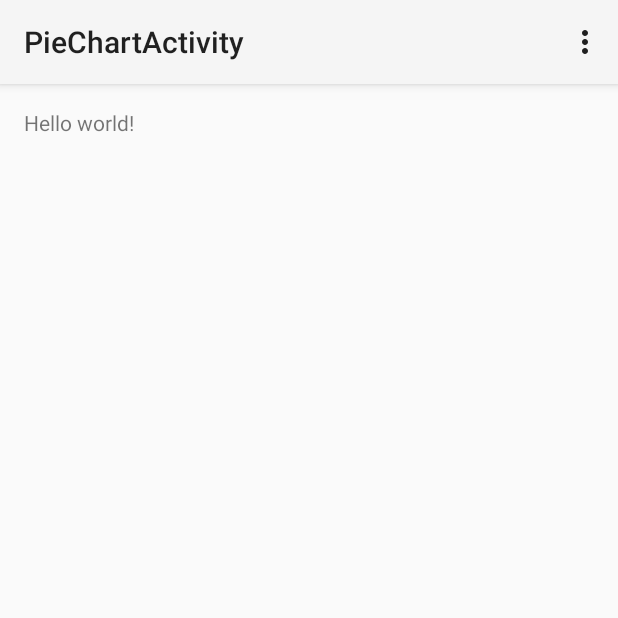
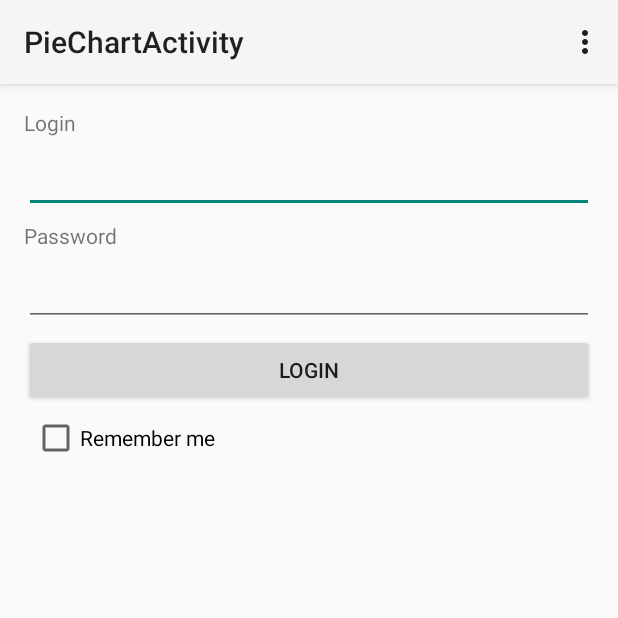
Before and after one commit to dlernatovich/AndroidSuppurtLibraryProject, an Android app: the PieChartActivity screen opened directly, with no data from a screen before it, on a phone screen of 412 x 824 dp, the top half of it. Run offline under Robolectric (Android 15) with nearby library versions, the phone set to English and light mode, and no system bars.

Commit message:
Minor changes

```diff
--- a/app/src/main/res/layout/activity_pie_chart.xml
+++ b/app/src/main/res/layout/activity_pie_chart.xml
@@ -8,9 +8,45 @@
     android:paddingBottom="@dimen/activity_vertical_margin"
     tools:context="artlite.com.androidsupportlibraryproject.ui.activities.PieChartActivity">
 
-    <TextView
-        android:text="@string/hello_world"
-        android:layout_width="wrap_content"
-        android:layout_height="wrap_content" />
+    <LinearLayout
+        android:layout_width="match_parent"
+        android:orientation="vertical"
+        android:layout_height="match_parent">
+
+        <TextView
+            android:text="Login"
+            android:layout_width="wrap_content"
+            android:layout_height="wrap_content" />
+
+        <EditText
+            android:layout_width="match_parent"
+            android:layout_marginTop="5dp"
+            android:layout_marginBottom="5dp"
+            android:layout_height="wrap_content" />
+
+        <TextView
+            android:text="Password"
+            android:layout_width="wrap_content"
+            android:layout_height="wrap_content" />
+
+        <EditText
+            android:layout_width="match_parent"
+            android:layout_marginTop="5dp"
+            android:layout_marginBottom="5dp"
+            android:inputType="textPassword"
+            android:layout_height="wrap_content" />
+
+        <Button
+            android:layout_width="match_parent"
+            android:layout_height="wrap_content"
+            android:text="Login" />
+
+        <CheckBox
+            android:layout_margin="5dp"
+            android:layout_width="match_parent"
+            android:text="Remember me"
+            android:layout_height="wrap_content" />
+
+    </LinearLayout>
 
 </RelativeLayout>
--- /dev/null
+++ b/libraryCompilation/src/main/res/drawable/selector_checkbox.xml
@@ -0,0 +1,7 @@
+<?xml version="1.0" encoding="utf-8"?>
+
+<selector xmlns:android="http://schemas.android.com/apk/res/android">
+    <item android:drawable="@drawable/mt_checkbox" android:state_checked="false" />
+    <item android:drawable="@drawable/mt_checkbox_selected" android:state_checked="true" />
+    <item android:drawable="@drawable/mt_checkbox" />
+</selector>
--- /dev/null
+++ b/libraryCompilation/src/main/res/drawable/selector_edit_text.xml
@@ -0,0 +1,11 @@
+<?xml version="1.0" encoding="utf-8"?>
+
+<selector xmlns:android="http://schemas.android.com/apk/res/android">
+    <item android:state_window_focused="false" android:state_enabled="true" android:drawable="@drawable/mt_edittext" />
+    <item android:state_window_focused="false" android:state_enabled="false" android:drawable="@drawable/mt_edittext" />
+    <item android:state_pressed="true" android:drawable="@drawable/mt_edittext" />
+    <item android:state_enabled="true" android:state_focused="true" android:drawable="@drawable/mt_edittext_selected" />
+    <item android:state_enabled="true" android:drawable="@drawable/mt_edittext" />
+    <item android:state_focused="true" android:drawable="@drawable/mt_edittext_selected" />
+    <item android:drawable="@drawable/mt_edittext" />
+</selector>
--- a/libraryCompilation/src/main/res/values-large/dimens.xml
+++ b/libraryCompilation/src/main/res/values-large/dimens.xml
@@ -1,5 +1,9 @@
 <resources>
     <!-- Default screen margins, per the Android Design guidelines. -->
-    <dimen name="materials_button_text_size">18sp</dimen>
+    <dimen name="materials_button_text2_size">18sp</dimen>
+    <dimen name="dimen_20">30dp</dimen>
+    <dimen name="dimen_3">4dp</dimen>
+    <dimen name="dimen_2">3dp</dimen>
+
 
 </resources>
--- a/libraryCompilation/src/main/res/values-xlarge/dimens.xml
+++ b/libraryCompilation/src/main/res/values-xlarge/dimens.xml
@@ -1,5 +1,9 @@
 <resources>
     <!-- Default screen margins, per the Android Design guidelines. -->
     <dimen name="materials_button_text_size">24sp</dimen>
+    <dimen name="dimen_20">40dp</dimen>
+    <dimen name="dimen_3">6dp</dimen>
+    <dimen name="dimen_2">4dp</dimen>
+
 
 </resources>
--- a/libraryCompilation/src/main/res/values/colors.xml
+++ b/libraryCompilation/src/main/res/values/colors.xml
@@ -6,4 +6,8 @@
     <color name="sb__button_text_color">#FB6541</color>
     <color name="materials_background_color">#465962</color>
     <color name="materials_menu_background">#ff5e7980</color>
+    <color name="materials_header_color">#324148</color>
+    <color name="materials_header_color_selected">#ff56666d</color>
+    <color name="blue_color">#ff638089</color>
+    <color name="blue_color_selected">#ff6d8d96</color>
 </resources>
--- a/libraryCompilation/src/main/res/values/dimens.xml
+++ b/libraryCompilation/src/main/res/values/dimens.xml
@@ -4,4 +4,7 @@
     <dimen name="vertical_margin_top">16dp</dimen>
     <dimen name="vertical_margin_bottom">12dp</dimen>
     <dimen name="materials_button_text_size">12sp</dimen>
+    <dimen name="dimen_20">20dp</dimen>
+    <dimen name="dimen_3">3dp</dimen>
+    <dimen name="dimen_2">2dp</dimen>
 </resources>
--- a/libraryCompilation/src/main/res/values/styles.xml
+++ b/libraryCompilation/src/main/res/values/styles.xml
@@ -106,12 +106,29 @@
         <item name="android:popupMenuStyle">@style/MaterialsDeign.MenuStyle</item>
         <item name="android:itemTextAppearance">@style/MaterialsDeign.MenuTextStyle</item>
         <item name="android:textViewStyle">@style/MaterialsDeign.TextView</item>
+        <item name="android:editTextStyle">@style/MaterialsDeign.EditText</item>
+        <item name="android:checkboxStyle">@style/MaterialsDeign.CheckBoxStyle</item>
     </style>
 
     <style name="MaterialsActionBar" parent="@android:style/Widget.Holo.ActionBar">
-        <item name="android:background">#324148</item>
+        <item name="android:background">@color/materials_header_color</item>
         <item name="android:titleTextStyle">@style/MaterialsDeign.ActionBar.TitleTextStyle</item>
         <item name="android:displayOptions">showTitle</item>
+    </style>
+
+    <style name="MaterialsDeign.EditText" parent="android:Widget.EditText">
+        <item name="android:background">@drawable/selector_edit_text</item>
+        <item name="android:textAppearance">?android:textAppearanceSmall</item>
+        <item name="android:textColor">@android:color/white</item>
+        <item name="android:textStyle">bold</item>
+        <item name="android:padding">@dimen/dimen_2</item>
+    </style>
+
+    <style name="MaterialsDeign.CheckBoxStyle" parent="android:Widget.CompoundButton.CheckBox">
+        <item name="android:button">@drawable/selector_checkbox</item>
+        <item name="android:textAppearance">?android:textAppearanceSmall</item>
+        <item name="android:textStyle">bold</item>
+        <item name="android:paddingLeft">@dimen/dimen_2</item>
     </style>
 
     <style name="MaterialsDeign.ActionBar.TitleTextStyle" parent="@android:style/TextAppearance.Medium">
@@ -128,7 +145,7 @@
     </style>
 
     <style name="MaterialsDeign.MenuStyle" parent="android:Widget.PopupMenu">
-        <item name="android:popupBackground">#324148</item>
+        <item name="android:popupBackground">@color/materials_header_color</item>
     </style>
 
     <style name="MaterialsDeign.MenuTextStyle" parent="@android:style/TextAppearance.Widget.IconMenu.Item">
@@ -137,7 +154,7 @@
     </style>
 
     <style name="MaterialsDeign.ButtonBlue" parent="android:Widget.Holo.Button">
-        <item name="android:layout_margin">2dp</item>
+        <item name="android:layout_margin">@dimen/dimen_2</item>
         <item name="android:textStyle">bold</item>
         <item name="android:background">@drawable/selector_button_blue</item>
         <item name="android:textSize">@dimen/materials_button_text_size</item>
```
Also changed, not shown: libraryCompilation/src/main/res/drawable/mt_button_blue.xml (added, +20 -0 lines), libraryCompilation/src/main/res/drawable/mt_button_blue_rect.xml (+10 -4 lines), libraryCompilation/src/main/res/drawable/mt_button_blue_selected.xml (+11 -5 lines), libraryCompilation/src/main/res/drawable/mt_checkbox.xml (added, +28 -0 lines), libraryCompilation/src/main/res/drawable/mt_checkbox_selected.xml (added, +24 -0 lines), libraryCompilation/src/main/res/drawable/mt_edittext.xml (added, +37 -0 lines), libraryCompilation/src/main/res/drawable/mt_edittext_selected.xml (added, +28 -0 lines), libraryCompilation/src/main/res/drawable/materials_button.9.png (added), libraryCompilation/src/main/res/drawable/materials_button_pressed.9.png (added), 2 other files.
